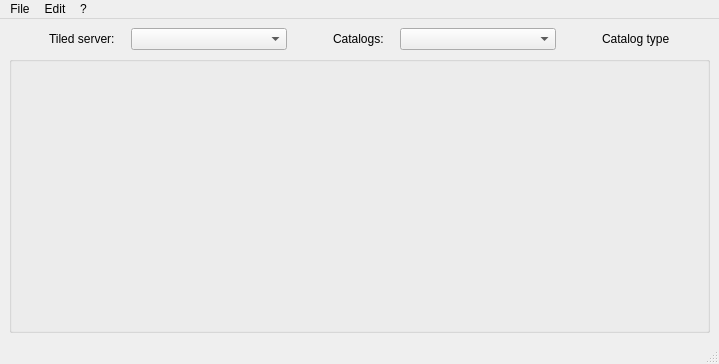
Old version of the form mdaviz/resources/mainwindow.ui in the repository BCDA-APS/mdaviz.
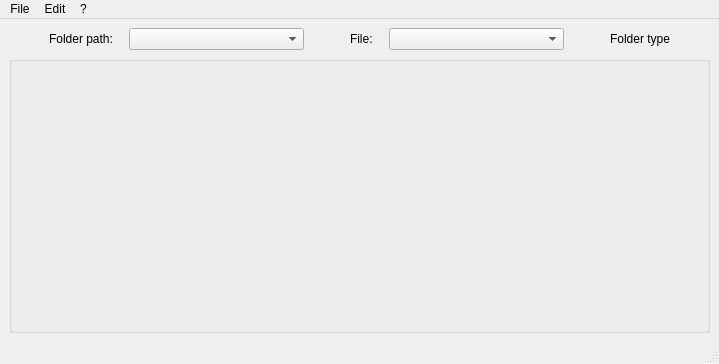
New version of the form.

The edit to the form file:
```diff
--- a/mdaviz/resources/mainwindow.ui
+++ b/mdaviz/resources/mainwindow.ui
@@ -36,7 +36,7 @@
          <string>URL of the selected tiled server.</string>
         </property>
         <property name="text">
-         <string>Tiled server:   </string>
+         <string>Folder path:   </string>
         </property>
        </widget>
       </item>
@@ -63,7 +63,7 @@
       <item>
        <widget class="QLabel" name="catalogs_label">
         <property name="text">
-         <string>Catalogs:   </string>
+         <string>File:   </string>
         </property>
        </widget>
       </item>
@@ -93,7 +93,7 @@
          <string>Selected catalog's type.</string>
         </property>
         <property name="text">
-         <string>Catalog type</string>
+         <string>Folder type</string>
         </property>
        </widget>
       </item>
```
Left out of the diff: 16 changed lines with no effect on the pictures.
